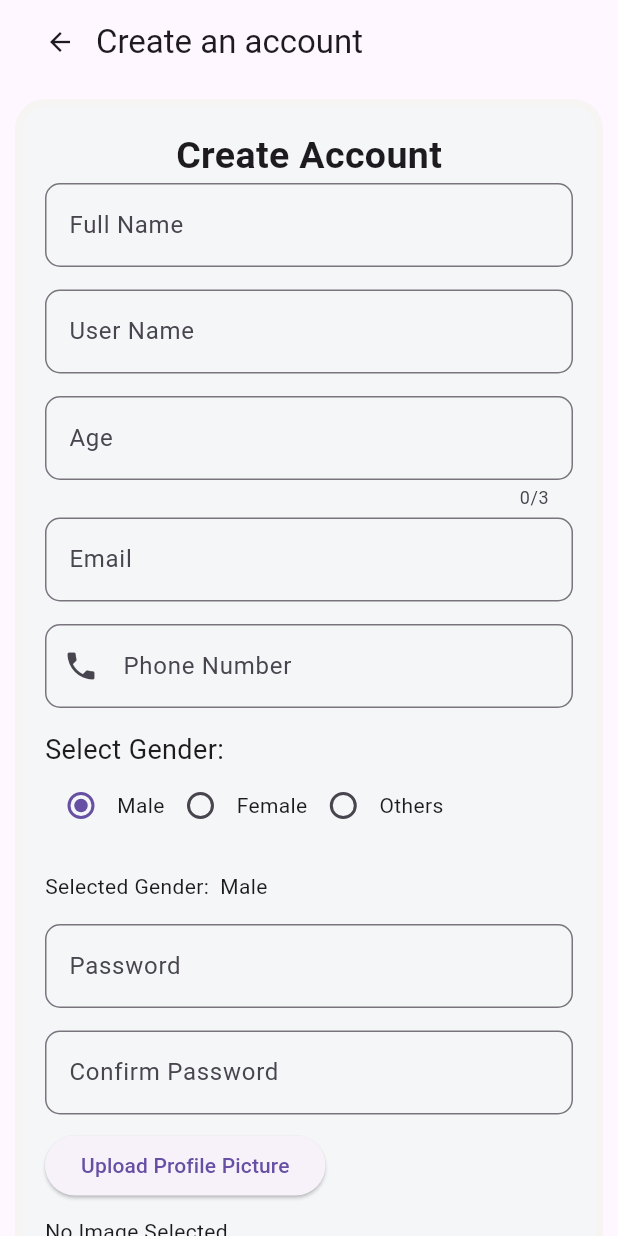
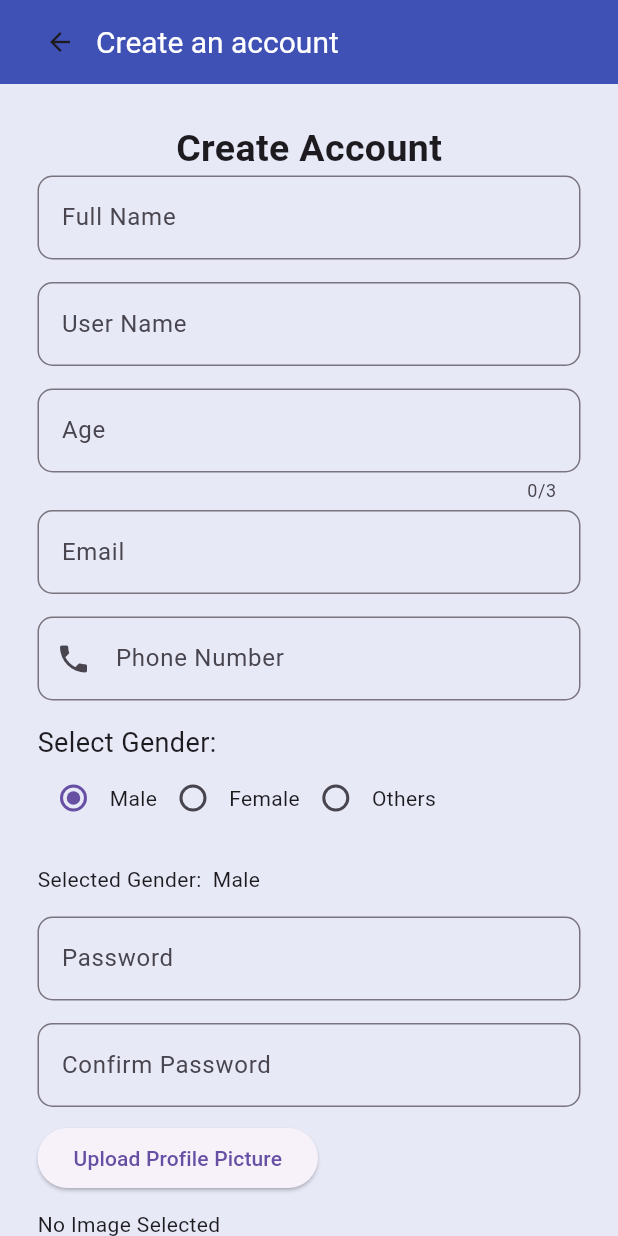
Before and after one commit to Onome15/EchoFeed, a Flutter app: the RegPage screen opened directly, on a phone screen of 412 x 824 dp. Run offline on Flutter 3.47's test engine with Material 3 defaults, Android fonts, the phone set to English and light mode, and no system bars; our stand-ins replace file_picker, shared_preferences; accounts and stored records are empty; network calls fail.

Commit message:
Updated Edit function, added a new post and background colors

```diff
--- a/lib/registration_page.dart
+++ b/lib/registration_page.dart
@@ -25,9 +25,13 @@ class RegPage extends StatelessWidget {
         title: Row(
           children: [
             backIcon(),
-            const Text("Create an account"),
+            const Text(
+              "Create an account",
+              style: TextStyle(fontSize: 20, color: Colors.white),
+            ),
           ],
         ),
+        backgroundColor: Colors.indigo,
       ),
       body: const Center(
         child: RegistrationPageHelper(),
--- a/lib/registration_page_helper.dart
+++ b/lib/registration_page_helper.dart
@@ -145,20 +145,14 @@ class _MyHomePageState extends State<MyHomePage> {
   @override
   Widget build(BuildContext context) {
     return Scaffold(
+        backgroundColor: const Color.fromARGB(255, 231, 233, 247),
         body: SingleChildScrollView(
             child: Center(
           child: Container(
             margin: const EdgeInsets.all(10),
             width: 500,
             // height: max,
-        decoration: BoxDecoration(
-          color: const Color.fromARGB(255, 245, 246, 247),
-          borderRadius: BorderRadius.circular(20),
-          border: Border.all(
-            color: const Color.fromARGB(255, 247, 244, 244),
-            width: 5, // Border thickness
-          ),
-        ),
+
             child: Padding(
               padding: const EdgeInsets.all(15.0),
               child: Form(
@@ -169,7 +163,8 @@ class _MyHomePageState extends State<MyHomePage> {
                     const Center(
                       child: Text(
                         'Create Account',
-                    style: TextStyle(fontSize: 25, fontWeight: FontWeight.bold),
+                        style: TextStyle(
+                            fontSize: 25, fontWeight: FontWeight.bold),
                       ),
                     ),
                     TextFormField(
@@ -372,7 +367,7 @@ class _MyHomePageState extends State<MyHomePage> {
                                   duration: const Duration(seconds: 2),
                                 ),
                               );
-                          Future.delayed(const Duration(seconds: 2), () {
+                              Future.delayed(const Duration(seconds: 1), () {
                                 _register();
                               });
                             }
@@ -380,7 +375,7 @@ class _MyHomePageState extends State<MyHomePage> {
                             _validateForm();
                           }
                         },
-                    child: const Text('Register'),
+                        child: const Text('Create'),
                       ),
                     ),
                   ],
--- a/pubspec.yaml
+++ b/pubspec.yaml
@@ -36,6 +36,7 @@ dependencies:
   image_picker_for_web: ^2.1.7
   file_picker: ^5.2.2
   image: ^3.0.1
+  url_launcher: ^6.1.5
   # The following adds the Cupertino Icons font to your application.
   # Use with the CupertinoIcons class for iOS style icons.
   cupertino_icons: ^1.0.8
@@ -63,8 +64,8 @@ flutter:
   uses-material-design: true
 
   # To add assets to your application, add an assets section, like this:
-  # assets:
-  #   - images/a_dot_burr.jpeg
+  assets:
+    - assets/
   #   - images/a_dot_ham.jpeg
 
   # An image asset can refer to one or more resolution-specific "variants", see
```
Also changed, not shown: lib/edit_profile_details.dart (+9 -2 lines), lib/login_page.dart (+6 -1 lines), lib/news_feed.dart (+13 -4 lines), lib/profile_page.dart (+56 -7 lines), assets/myphoto.jpg (added), assets/placeholder.png (deleted), pubspec.lock, 3 other files. Lines whose indentation alone changed are shown as unchanged.
